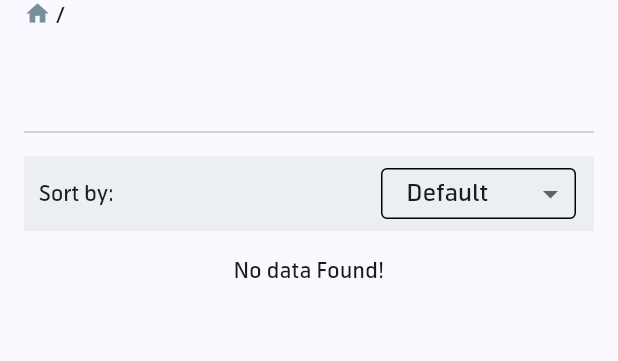
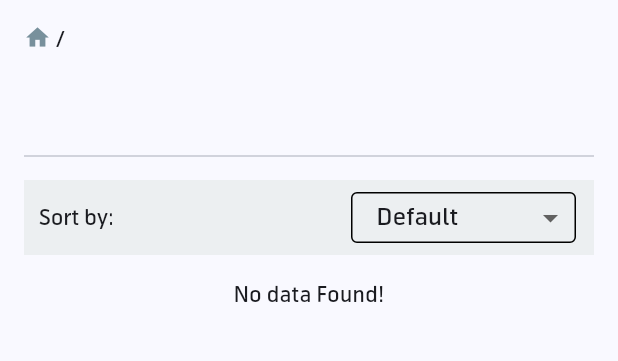
Before and after one commit to sofolitltd/abrar, a Flutter app: the CategoryDetails screen opened directly with empty values, on a phone screen of 412 x 824 dp, the part 105-466 px from its top. Run offline on Flutter 3.47's test engine with Material 3 defaults, Android fonts, the phone set to English and light mode, and no system bars; our stand-ins replace cloud_firestore, firebase_core, firebase_storage, fluttertoast, image_cropper, image_picker; missing offline and left inert: google_mlkit_text_recognition; accounts and stored records are empty.

Commit message:
fix sort

```diff
--- a/lib/screen/home/category_details.dart
+++ b/lib/screen/home/category_details.dart
@@ -1,7 +1,6 @@
 import 'package:abara/model/category_model.dart';
 import 'package:abara/widgets/header.dart';
 import 'package:cloud_firestore/cloud_firestore.dart';
-import 'package:flutter/foundation.dart';
 import 'package:flutter/material.dart';
 
 import '../../model/product_model.dart';
@@ -32,9 +31,9 @@ class _CategoryDetailsState extends State<CategoryDetails> {
     if (_sortBy == 'Default') {
       ref = ref1;
     } else if (_sortBy == 'Low to High') {
-      ref = ref1.orderBy('regularPrice', descending: false);
+      ref = ref1.orderBy('salePrice', descending: false);
     } else if (_sortBy == 'High to Low') {
-      ref = ref1.orderBy('regularPrice', descending: true);
+      ref = ref1.orderBy('salePrice', descending: true);
     }
 
     return Scaffold(
@@ -54,7 +53,7 @@ class _CategoryDetailsState extends State<CategoryDetails> {
                   child: Column(
                     crossAxisAlignment: CrossAxisAlignment.start,
                     children: [
-                      if (kIsWeb) const SizedBox(height: 16),
+                      const SizedBox(height: 16),
                       //
                       Row(
                         crossAxisAlignment: CrossAxisAlignment.start,
@@ -138,7 +137,7 @@ class _CategoryDetailsState extends State<CategoryDetails> {
                             ButtonTheme(
                               alignedDropdown: true,
                               child: Container(
-                                width: 130,
+                                width: 150,
                                 decoration: BoxDecoration(
                                   border: Border.all(),
                                   borderRadius: BorderRadius.circular(4),
@@ -290,7 +289,7 @@ class _CategoryDetailsState extends State<CategoryDetails> {
 
                                             //price
                                             Text(
-                                              '$kTkSymbol ${productModel.salePrice}',
+                                              '$kTkSymbol ${productModel.salePrice.toStringAsFixed(0)}',
                                               textAlign: TextAlign.left,
                                               style: const TextStyle(
                                                 height: 1,
--- a/lib/screen/home/product_details.dart
+++ b/lib/screen/home/product_details.dart
@@ -1,6 +1,5 @@
 import 'package:abara/utils/constants.dart';
 import 'package:abara/widgets/header.dart';
-import 'package:flutter/foundation.dart';
 import 'package:flutter/material.dart';
 
 import '../../model/product_model.dart';
@@ -34,7 +33,7 @@ class _ProductDetailsState extends State<ProductDetails> {
                   child: Column(
                     crossAxisAlignment: CrossAxisAlignment.start,
                     children: [
-                      if (kIsWeb) const SizedBox(height: 16),
+                      const SizedBox(height: 16),
                       //
                       Row(
                         crossAxisAlignment: CrossAxisAlignment.start,
```
Also changed, not shown: lib/screen/home/home.dart (+24 -18 lines).
